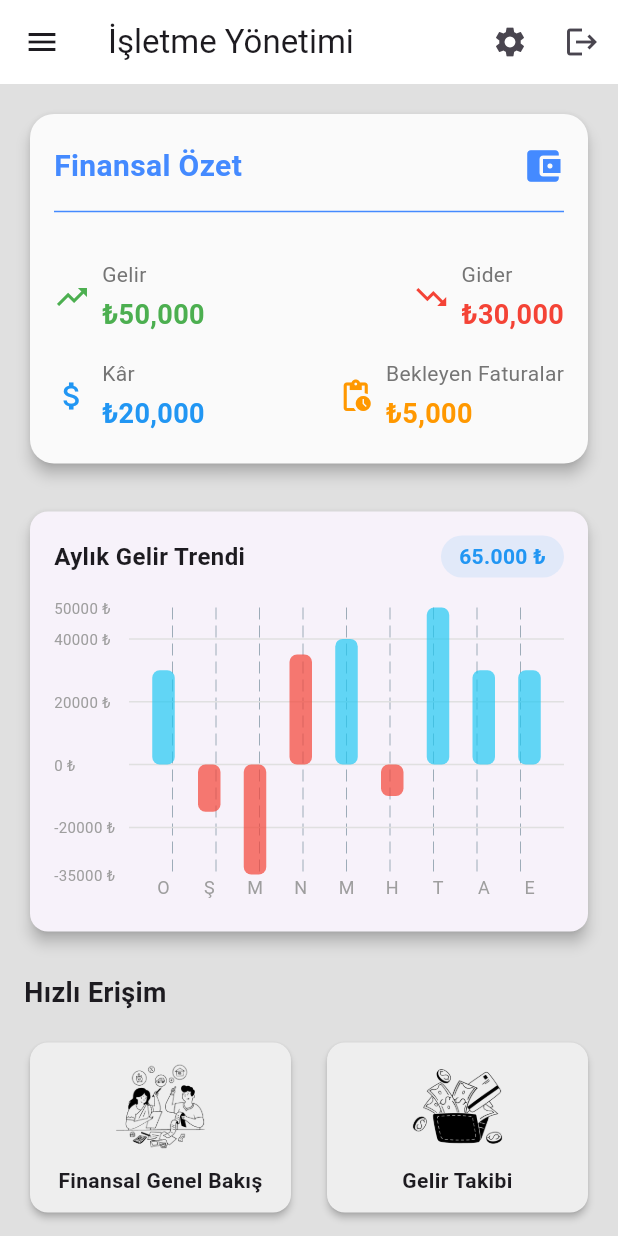
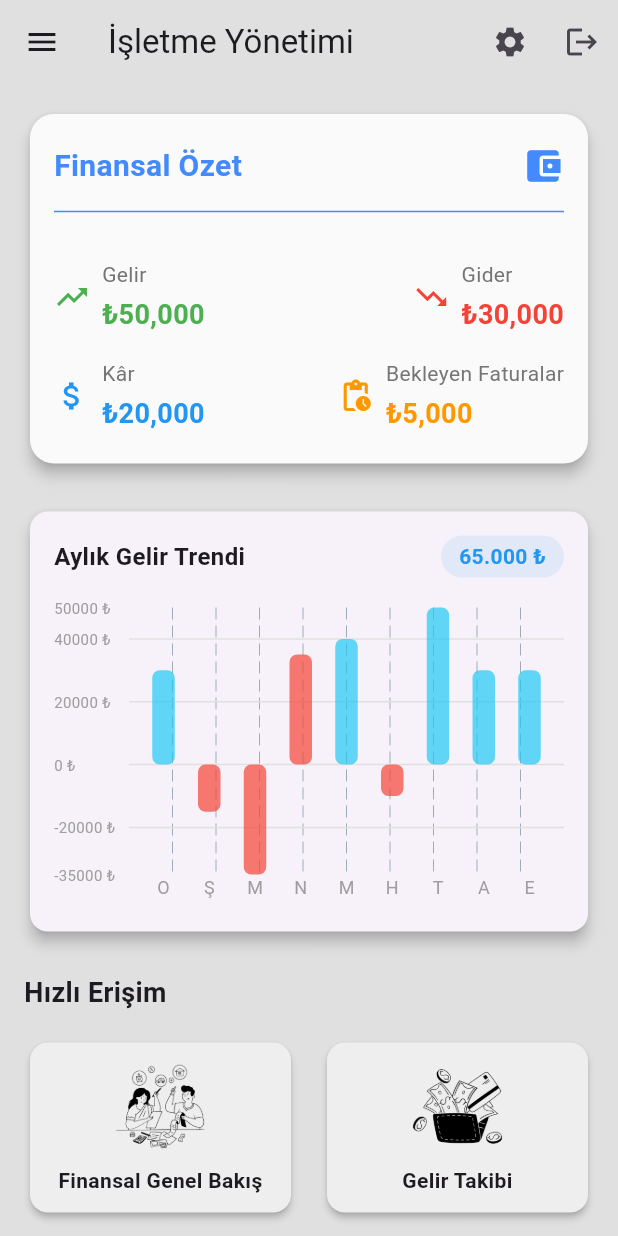
Before and after one commit to fatihkurtl/account_net, a Flutter app: the HomeScreen screen opened by its route, on a phone screen of 412 x 824 dp. Run offline on Flutter 3.47's test engine with Material 3 defaults, Android fonts, the phone set to English and light mode, and no system bars; drawn by our look-alikes of fl_chart; our stand-ins replace flutter_slidable.

Commit message:
home/financial summary edited

```diff
--- /dev/null
+++ b/lib/core/widgets/home/financial_summary.dart
@@ -0,0 +1,81 @@
+import 'package:flutter/material.dart';
+
+class FinancialSummary extends StatefulWidget {
+  const FinancialSummary({super.key});
+
+  @override
+  State<FinancialSummary> createState() => _FinancialSummaryState();
+}
+
+class _FinancialSummaryState extends State<FinancialSummary> {
+  @override
+  Widget build(BuildContext context) {
+    return Card(
+      elevation: 4,
+      shape: RoundedRectangleBorder(borderRadius: BorderRadius.circular(16)),
+      color: Colors.grey[50],
+      child: Padding(
+        padding: const EdgeInsets.symmetric(vertical: 20.0, horizontal: 16.0),
+        child: Column(
+          crossAxisAlignment: CrossAxisAlignment.start,
+          children: [
+            const Row(
+              mainAxisAlignment: MainAxisAlignment.spaceBetween,
+              children: [
+                Text(
+                  'Finansal Özet',
+                  style: TextStyle(
+                    fontSize: 20,
+                    fontWeight: FontWeight.w700,
+                    color: Colors.blueAccent,
+                  ),
+                ),
+                Icon(Icons.account_balance_wallet, color: Colors.blueAccent, size: 28),
+              ],
+            ),
+            const Divider(thickness: 1, height: 32, color: Colors.blueAccent),
+            const SizedBox(height: 16),
+            Row(
+              mainAxisAlignment: MainAxisAlignment.spaceBetween,
+              children: [
+                _buildSummaryItem('Gelir', '₺50,000', Colors.green, Icons.trending_up),
+                _buildSummaryItem('Gider', '₺30,000', Colors.red, Icons.trending_down),
+              ],
+            ),
+            const SizedBox(height: 16),
+            Row(
+              mainAxisAlignment: MainAxisAlignment.spaceBetween,
+              children: [
+                _buildSummaryItem('Kâr', '₺20,000', Colors.blue, Icons.attach_money),
+                _buildSummaryItem('Bekleyen Faturalar', '₺5,000', Colors.orange, Icons.pending_actions),
+              ],
+            ),
+          ],
+        ),
+      ),
+    );
+  }
+
+  Widget _buildSummaryItem(String title, String amount, Color color, IconData icon) {
+    return Row(
+      children: [
+        Icon(icon, color: color, size: 24),
+        const SizedBox(width: 8),
+        Column(
+          crossAxisAlignment: CrossAxisAlignment.start,
+          children: [
+            Text(
+              title,
+              style: TextStyle(fontSize: 14, color: Colors.grey[600]),
+            ),
+            const SizedBox(height: 4),
+            Text(
+              amount,
+              style: TextStyle(fontSize: 18, fontWeight: FontWeight.w600, color: color),
+            ),
+          ],
+        ),
+      ],
+    );
+  }
+}
--- a/lib/screens/home.dart
+++ b/lib/screens/home.dart
@@ -1,3 +1,4 @@
+import 'package:account_net/core/widgets/home/financial_summary.dart';
 import 'package:account_net/core/widgets/revenue_chart.dart';
 import 'package:flutter/material.dart';
 import 'package:account_net/core/widgets/home/quick_access_menu.dart';
@@ -11,7 +12,7 @@ class HomeScreen extends StatelessWidget {
       backgroundColor: Colors.grey[300],
       appBar: AppBar(
         title: const Text('İşletme Yönetimi'),
-        backgroundColor: Colors.white,
+        backgroundColor: Colors.grey[300],
         actions: [
           IconButton(
             icon: const Icon(Icons.settings),
@@ -21,7 +22,7 @@ class HomeScreen extends StatelessWidget {
           ),
           IconButton(
             icon: const Icon(Icons.logout),
-            onPressed: () => Navigator.pushReplacementNamed(context, '/login'),
+            onPressed: () => Navigator.pushReplacementNamed(context, '/'),
           ),
         ],
       ),
@@ -74,91 +75,21 @@ class HomeScreen extends StatelessWidget {
               ],
             )),
       ),
-      body: SingleChildScrollView(
+      body: const SingleChildScrollView(
         child: Padding(
-          padding: const EdgeInsets.all(16.0),
+          padding: EdgeInsets.all(16.0),
           child: Column(
             crossAxisAlignment: CrossAxisAlignment.start,
             children: [
-              _buildFinancialSummary(),
-              const SizedBox(height: 24),
-              const RevenueChart(),
-              const SizedBox(height: 24),
-              const QuickAccessMenu(),
+              FinancialSummary(),
+              SizedBox(height: 24),
+              RevenueChart(),
+              SizedBox(height: 24),
+              QuickAccessMenu(),
             ],
           ),
         ),
       ),
     );
   }
-
-  Widget _buildFinancialSummary() {
-    return Card(
-      elevation: 4,
-      shape: RoundedRectangleBorder(borderRadius: BorderRadius.circular(16)),
-      color: Colors.grey[50],
-      child: Padding(
-        padding: const EdgeInsets.symmetric(vertical: 20.0, horizontal: 16.0),
-        child: Column(
-          crossAxisAlignment: CrossAxisAlignment.start,
-          children: [
-            const Row(
-              mainAxisAlignment: MainAxisAlignment.spaceBetween,
-              children: [
-                Text(
-                  'Finansal Özet',
-                  style: TextStyle(
-                    fontSize: 20,
-                    fontWeight: FontWeight.w700,
-                    color: Colors.blueAccent,
-                  ),
-                ),
-                Icon(Icons.account_balance_wallet, color: Colors.blueAccent, size: 28),
-              ],
-            ),
-            const Divider(thickness: 1, height: 32, color: Colors.blueAccent),
-            const SizedBox(height: 16),
-            Row(
-              mainAxisAlignment: MainAxisAlignment.spaceBetween,
-              children: [
-                _buildSummaryItem('Gelir', '₺50,000', Colors.green, Icons.trending_up),
-                _buildSummaryItem('Gider', '₺30,000', Colors.red, Icons.trending_down),
-              ],
-            ),
-            const SizedBox(height: 16),
-            Row(
-              mainAxisAlignment: MainAxisAlignment.spaceBetween,
-              children: [
-                _buildSummaryItem('Kâr', '₺20,000', Colors.blue, Icons.attach_money),
-                _buildSummaryItem('Bekleyen Faturalar', '₺5,000', Colors.orange, Icons.pending_actions),
-              ],
-            ),
-          ],
-        ),
-      ),
-    );
-  }
-
-  Widget _buildSummaryItem(String title, String amount, Color color, IconData icon) {
-    return Row(
-      children: [
-        Icon(icon, color: color, size: 24),
-        const SizedBox(width: 8),
-        Column(
-          crossAxisAlignment: CrossAxisAlignment.start,
-          children: [
-            Text(
-              title,
-              style: TextStyle(fontSize: 14, color: Colors.grey[600]),
-            ),
-            const SizedBox(height: 4),
-            Text(
-              amount,
-              style: TextStyle(fontSize: 18, fontWeight: FontWeight.w600, color: color),
-            ),
-          ],
-        ),
-      ],
-    );
-  }
 }
```
